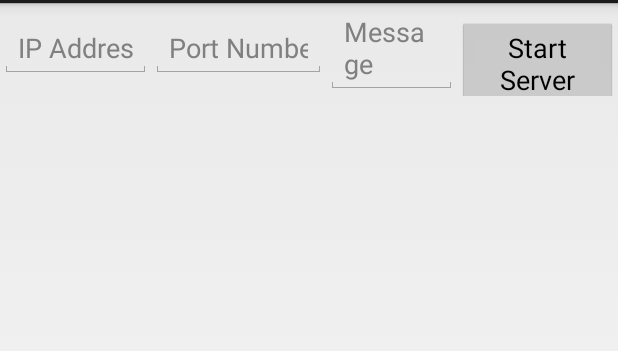
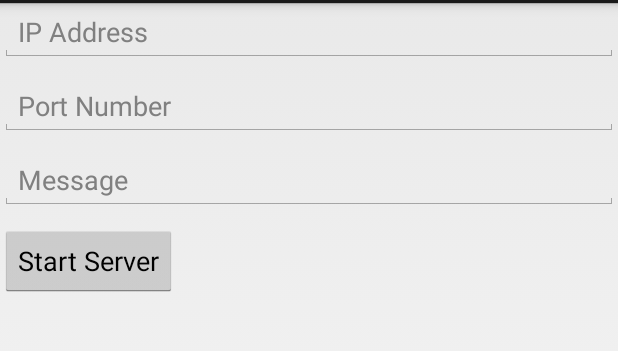
Before and after one commit to asdf1stlwj/MyNdkDemo, an Android app: the layout activity_echo_client.xml on its own in the app's theme, with its tools: preview values and no code run, on a phone screen of 412 x 824 dp, the part 69-420 px from its top. Run offline under Robolectric (Android 15) with nearby library versions, the phone set to English and light mode, and no system bars.

Commit message:
。。。

```diff
--- a/echosocket/src/main/AndroidManifest.xml
+++ b/echosocket/src/main/AndroidManifest.xml
@@ -1,7 +1,7 @@
 <?xml version="1.0" encoding="utf-8"?>
 <manifest xmlns:android="http://schemas.android.com/apk/res/android"
     package="com.asdf.echosocket">
-
+    <uses-permission android:name="android.permission.INTERNET"></uses-permission>
     <application
         android:allowBackup="true"
         android:icon="@mipmap/ic_launcher"
@@ -9,13 +9,15 @@
         android:supportsRtl="true"
         android:theme="@style/AppTheme">
         <activity android:name=".EchoServerActivity">
+
+        </activity>
+        <activity android:name=".EchoClientActivity">
             <intent-filter>
                 <action android:name="android.intent.action.MAIN" />
 
                 <category android:name="android.intent.category.LAUNCHER" />
             </intent-filter>
         </activity>
-        <activity android:name=".EchoClientActivity"></activity>
     </application>
 
 </manifest>
--- a/echosocket/src/main/res/layout/activity_echo_client.xml
+++ b/echosocket/src/main/res/layout/activity_echo_client.xml
@@ -7,37 +7,35 @@
     tools:context="com.asdf.echosocket.EchoClientActivity">
     <LinearLayout
         android:layout_width="match_parent"
-        android:layout_height="wrap_content">
+        android:layout_height="wrap_content"
+        android:orientation="vertical">
         <EditText
             android:id="@+id/ip_edit"
-            android:layout_width="wrap_content"
+            android:layout_width="match_parent"
             android:layout_height="wrap_content"
-            android:layout_weight="1"
             android:hint="@string/ip_edit"
-            android:inputType="number" >
-            <requestFocus></requestFocus>
+            android:layout_marginBottom="10dp">
         </EditText>
 
 
         <EditText
             android:id="@+id/port_edit"
-            android:layout_width="wrap_content"
+            android:layout_width="match_parent"
             android:layout_height="wrap_content"
-            android:layout_weight="1"
             android:inputType="number"
-            android:hint="@string/port_edit" />
+            android:hint="@string/port_edit"
+            android:layout_marginBottom="10dp"/>
 
         <EditText
             android:id="@+id/message_edit"
-            android:layout_width="wrap_content"
+            android:layout_width="match_parent"
             android:layout_height="wrap_content"
-            android:layout_weight="1"
-            android:hint="@string/message_edit" />
+            android:hint="@string/message_edit"
+            android:layout_marginBottom="10dp"/>
         <Button
             android:id="@+id/start_button"
             android:layout_width="wrap_content"
             android:layout_height="wrap_content"
-            android:layout_weight="1"
             android:text="@string/start_server_button"/>
     </LinearLayout>
     <ScrollView
--- a/echosocket/src/main/res/layout/activity_echo_server.xml
+++ b/echosocket/src/main/res/layout/activity_echo_server.xml
@@ -5,11 +5,13 @@
     android:id="@+id/activity_main"
     android:layout_width="match_parent"
     android:layout_height="match_parent"
+    android:orientation="vertical"
     tools:context="com.asdf.echosocket.EchoServerActivity">
 
     <LinearLayout
         android:layout_width="match_parent"
-        android:layout_height="wrap_content">
+        android:layout_height="wrap_content"
+        android:orientation="horizontal">
         <EditText
             android:id="@+id/port_edit"
             android:layout_width="wrap_content"
```
Also changed, not shown: echosocket/src/main/java/com/asdf/echosocket/AbstractSocketActivity.java (+16 -12 lines), echosocket/src/main/java/com/asdf/echosocket/EchoClientActivity.java (+6 -5 lines), echosocket/src/main/java/com/asdf/echosocket/EchoServerActivity.java (+6 -6 lines), 1 other file.
